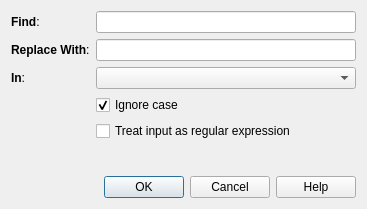
This is qt/designer/findreplace.ui in ankitects/anki as Qt 5 draws it before an edit. The edited form follows.
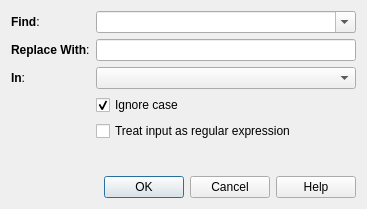
This is the edited form.

Commit message:
Set to remember the last find input for findreplace.ui
https://anki.tenderapp.com/discussions/ankidesktop/39468-find-and-replace-does-not-remember-the-input-from-last-time

```diff
--- a/qt/designer/findreplace.ui
+++ b/qt/designer/findreplace.ui
@@ -24,7 +24,20 @@
       </widget>
      </item>
      <item row="0" column="1">
-      <widget class="QLineEdit" name="find"/>
+      <widget class="QComboBox" name="find">
+       <property name="sizePolicy">
+        <sizepolicy hsizetype="Expanding" vsizetype="Fixed">
+         <horstretch>9</horstretch>
+         <verstretch>0</verstretch>
+        </sizepolicy>
+       </property>
+       <property name="editable">
+        <bool>true</bool>
+       </property>
+       <property name="insertPolicy">
+        <enum>QComboBox::NoInsert</enum>
+       </property>
+      </widget>
      </item>
      <item row="1" column="0">
       <widget class="QLabel" name="label_2">
```
The commit also changes 1 other file.
